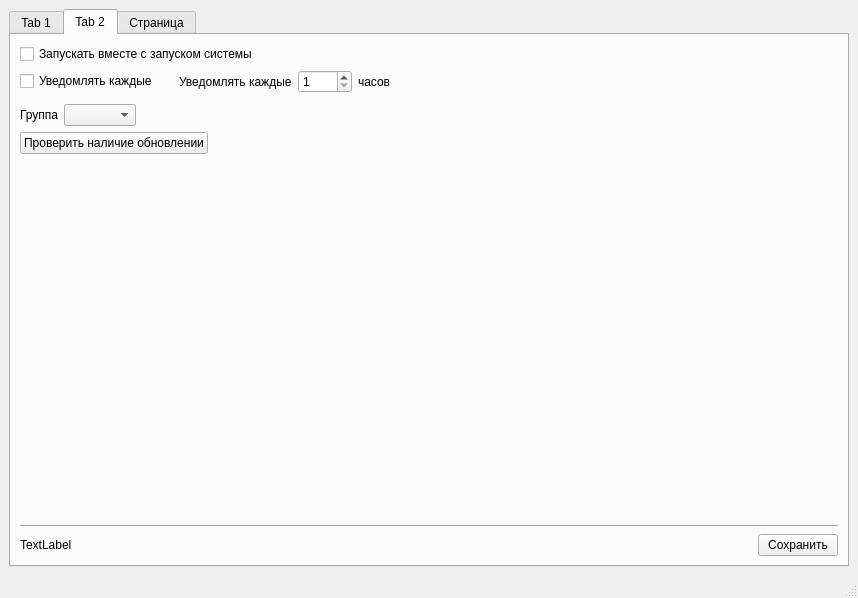
Before: the Qt Designer form Actualochka/ui/mainwindow.ui in OmarSyba/MPEI-Actualochka, drawn with Qt 5.
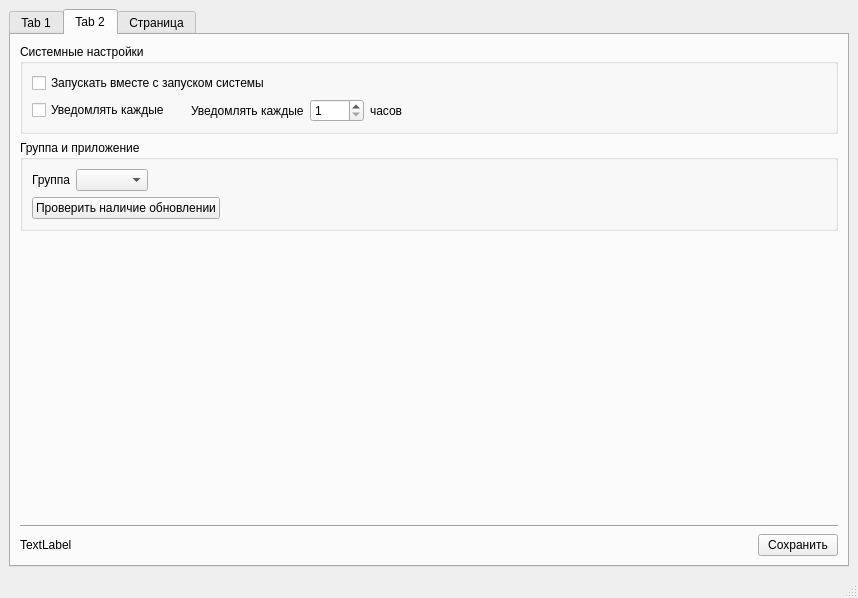
After: the same form once the commit is applied.

```diff
--- a/Actualochka/ui/mainwindow.ui
+++ b/Actualochka/ui/mainwindow.ui
@@ -119,6 +119,113 @@
        <attribute name="title">
         <string>Tab 2</string>
        </attribute>
+       <layout class="QGridLayout" name="gridLayout_5">
+        <item row="3" column="0">
+         <widget class="Line" name="line">
+          <property name="orientation">
+           <enum>Qt::Horizontal</enum>
+          </property>
+         </widget>
+        </item>
+        <item row="1" column="0">
+         <widget class="QGroupBox" name="groupBox_2">
+          <property name="title">
+           <string>Группа и приложение</string>
+          </property>
+          <layout class="QGridLayout" name="gridLayout_3">
+           <item row="0" column="0">
+            <layout class="QHBoxLayout" name="horizontalLayout_7">
+             <item>
+              <widget class="QLabel" name="label_5">
+               <property name="text">
+                <string>Группа</string>
+               </property>
+              </widget>
+             </item>
+             <item>
+              <widget class="QComboBox" name="comboBoxGroup"/>
+             </item>
+             <item>
+              <spacer name="horizontalSpacer_8">
+               <property name="orientation">
+                <enum>Qt::Horizontal</enum>
+               </property>
+               <property name="sizeHint" stdset="0">
+                <size>
+                 <width>40</width>
+                 <height>20</height>
+                </size>
+               </property>
+              </spacer>
+             </item>
+            </layout>
+           </item>
+           <item row="1" column="0">
+            <layout class="QHBoxLayout" name="horizontalLayout_6">
+             <item>
+              <widget class="QPushButton" name="checkupdateButton">
+               <property name="text">
+                <string>Проверить наличие обновлении</string>
+               </property>
+              </widget>
+             </item>
+             <item>
+              <spacer name="horizontalSpacer_6">
+               <property name="orientation">
+                <enum>Qt::Horizontal</enum>
+               </property>
+               <property name="sizeHint" stdset="0">
+                <size>
+                 <width>40</width>
+                 <height>20</height>
+                </size>
+               </property>
+              </spacer>
+             </item>
+            </layout>
+           </item>
+          </layout>
+         </widget>
+        </item>
+        <item row="4" column="0">
+         <layout class="QHBoxLayout" name="horizontalLayout_5">
+          <item>
+           <widget class="QLabel" name="labelVersion">
+            <property name="styleSheet">
+             <string notr="true">font: 8pt &quot;MS Shell Dlg 2&quot;;</string>
+            </property>
+            <property name="text">
+             <string>TextLabel</string>
+            </property>
+           </widget>
+          </item>
+          <item>
+           <spacer name="horizontalSpacer_3">
+            <property name="orientation">
+             <enum>Qt::Horizontal</enum>
+            </property>
+            <property name="sizeHint" stdset="0">
+             <size>
+              <width>40</width>
+              <height>20</height>
+             </size>
+            </property>
+           </spacer>
+          </item>
+          <item>
+           <widget class="QPushButton" name="pushButtonSave">
+            <property name="text">
+             <string>Сохранить</string>
+            </property>
+           </widget>
+          </item>
+         </layout>
+        </item>
+        <item row="0" column="0">
+         <widget class="QGroupBox" name="groupBox">
+          <property name="title">
+           <string>Системные настройки</string>
+          </property>
        <layout class="QGridLayout" name="gridLayout_2">
         <item row="0" column="0">
          <layout class="QVBoxLayout" name="verticalLayout">
@@ -198,74 +305,10 @@
           </item>
          </layout>
         </item>
-        <item row="1" column="0">
-         <spacer name="verticalSpacer_2">
-          <property name="orientation">
-           <enum>Qt::Vertical</enum>
-          </property>
-          <property name="sizeType">
-           <enum>QSizePolicy::Preferred</enum>
-          </property>
-          <property name="sizeHint" stdset="0">
-           <size>
-            <width>20</width>
-            <height>5</height>
-           </size>
-          </property>
-         </spacer>
+          </layout>
+         </widget>
         </item>
         <item row="2" column="0">
-         <layout class="QHBoxLayout" name="horizontalLayout_7">
-          <item>
-           <widget class="QLabel" name="label_5">
-            <property name="text">
-             <string>Группа</string>
-            </property>
-           </widget>
-          </item>
-          <item>
-           <widget class="QComboBox" name="comboBoxGroup"/>
-          </item>
-          <item>
-           <spacer name="horizontalSpacer_8">
-            <property name="orientation">
-             <enum>Qt::Horizontal</enum>
-            </property>
-            <property name="sizeHint" stdset="0">
-             <size>
-              <width>40</width>
-              <height>20</height>
-             </size>
-            </property>
-           </spacer>
-          </item>
-         </layout>
-        </item>
-        <item row="3" column="0">
-         <layout class="QHBoxLayout" name="horizontalLayout_6">
-          <item>
-           <widget class="QPushButton" name="checkupdateButton">
-            <property name="text">
-             <string>Проверить наличие обновлении</string>
-            </property>
-           </widget>
-          </item>
-          <item>
-           <spacer name="horizontalSpacer_6">
-            <property name="orientation">
-             <enum>Qt::Horizontal</enum>
-            </property>
-            <property name="sizeHint" stdset="0">
-             <size>
-              <width>40</width>
-              <height>20</height>
-             </size>
-            </property>
-           </spacer>
-          </item>
-         </layout>
-        </item>
-        <item row="4" column="0">
          <spacer name="verticalSpacer">
           <property name="orientation">
            <enum>Qt::Vertical</enum>
@@ -278,47 +321,6 @@
           </property>
          </spacer>
         </item>
-        <item row="5" column="0">
-         <widget class="Line" name="line">
-          <property name="orientation">
-           <enum>Qt::Horizontal</enum>
-          </property>
-         </widget>
-        </item>
-        <item row="6" column="0">
-         <layout class="QHBoxLayout" name="horizontalLayout_5">
-          <item>
-           <widget class="QLabel" name="labelVersion">
-            <property name="styleSheet">
-             <string notr="true">font: 8pt &quot;MS Shell Dlg 2&quot;;</string>
-            </property>
-            <property name="text">
-             <string>TextLabel</string>
-            </property>
-           </widget>
-          </item>
-          <item>
-           <spacer name="horizontalSpacer_3">
-            <property name="orientation">
-             <enum>Qt::Horizontal</enum>
-            </property>
-            <property name="sizeHint" stdset="0">
-             <size>
-              <width>40</width>
-              <height>20</height>
-             </size>
-            </property>
-           </spacer>
-          </item>
-          <item>
-           <widget class="QPushButton" name="pushButtonSave">
-            <property name="text">
-             <string>Сохранить</string>
-            </property>
-           </widget>
-          </item>
-         </layout>
-        </item>
        </layout>
       </widget>
       <widget class="QWidget" name="tab_3">
@@ -380,17 +382,6 @@
    </property>
   </widget>
   <widget class="QStatusBar" name="statusbar"/>
-  <action name="actionHide">
-   <property name="checkable">
-    <bool>true</bool>
-   </property>
-   <property name="text">
-    <string>Hide</string>
-   </property>
-   <property name="shortcut">
-    <string>Esc</string>
-   </property>
-  </action>
  </widget>
  <resources/>
  <connections/>
```
Lines whose indentation alone changed are shown as unchanged.
